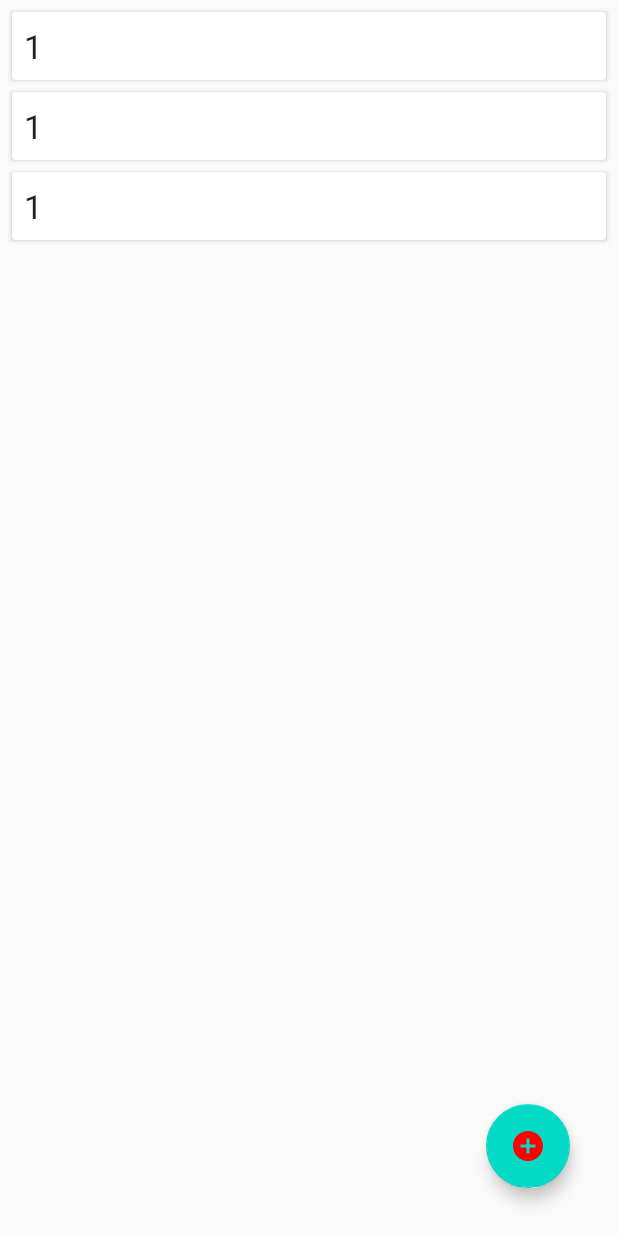
After one commit to KrikoSoft/base-for-android, an Android app: the layout activity_clients.xml on its own in the app's theme, with its tools: preview values and no code run, on a phone screen of 412 x 824 dp. The commit adds this screen. Run offline under Robolectric (Android 15) with nearby library versions, the phone set to English and light mode, and no system bars.

Commit message:
Clients Activity

```diff
--- /dev/null
+++ b/fit/app/src/main/res/drawable/ic_close_black_24dp.xml
@@ -0,0 +1,5 @@
+<vector android:height="24dp" android:tint="#FF0000"
+    android:viewportHeight="24.0" android:viewportWidth="24.0"
+    android:width="24dp" xmlns:android="http://schemas.android.com/apk/res/android">
+    <path android:fillColor="#FF000000" android:pathData="M19,6.41L17.59,5 12,10.59 6.41,5 5,6.41 10.59,12 5,17.59 6.41,19 12,13.41 17.59,19 19,17.59 13.41,12z"/>
+</vector>
--- /dev/null
+++ b/fit/app/src/main/res/drawable/ic_edit_black_24dp.xml
@@ -0,0 +1,5 @@
+<vector android:height="24dp" android:tint="#FF0000"
+    android:viewportHeight="24.0" android:viewportWidth="24.0"
+    android:width="24dp" xmlns:android="http://schemas.android.com/apk/res/android">
+    <path android:fillColor="#FF000000" android:pathData="M3,17.25V21h3.75L17.81,9.94l-3.75,-3.75L3,17.25zM20.71,7.04c0.39,-0.39 0.39,-1.02 0,-1.41l-2.34,-2.34c-0.39,-0.39 -1.02,-0.39 -1.41,0l-1.83,1.83 3.75,3.75 1.83,-1.83z"/>
+</vector>
--- /dev/null
+++ b/fit/app/src/main/res/drawable/ic_save_black_24dp.xml
@@ -0,0 +1,5 @@
+<vector android:height="24dp" android:tint="#FF0000"
+    android:viewportHeight="24.0" android:viewportWidth="24.0"
+    android:width="24dp" xmlns:android="http://schemas.android.com/apk/res/android">
+    <path android:fillColor="#FF000000" android:pathData="M17,3L5,3c-1.11,0 -2,0.9 -2,2v14c0,1.1 0.89,2 2,2h14c1.1,0 2,-0.9 2,-2L21,7l-4,-4zM12,19c-1.66,0 -3,-1.34 -3,-3s1.34,-3 3,-3 3,1.34 3,3 -1.34,3 -3,3zM15,9L5,9L5,5h10v4z"/>
+</vector>
--- /dev/null
+++ b/fit/app/src/main/res/drawable/icon_add.xml
@@ -0,0 +1,5 @@
+<vector android:height="24dp" android:tint="#FF0000"
+    android:viewportHeight="24.0" android:viewportWidth="24.0"
+    android:width="24dp" xmlns:android="http://schemas.android.com/apk/res/android">
+    <path android:fillColor="#FF000000" android:pathData="M12,2C6.48,2 2,6.48 2,12s4.48,10 10,10 10,-4.48 10,-10S17.52,2 12,2zM17,13h-4v4h-2v-4L7,13v-2h4L11,7h2v4h4v2z"/>
+</vector>
--- /dev/null
+++ b/fit/app/src/main/res/layout/activity_clients.xml
@@ -0,0 +1,23 @@
+<?xml version="1.0" encoding="utf-8"?>
+<androidx.coordinatorlayout.widget.CoordinatorLayout xmlns:android="http://schemas.android.com/apk/res/android"
+    xmlns:app="http://schemas.android.com/apk/res-auto"
+    xmlns:tools="http://schemas.android.com/tools"
+    android:layout_width="match_parent"
+    android:layout_height="match_parent"
+    tools:context=".activity.MainActivity">
+
+    <androidx.recyclerview.widget.RecyclerView
+        android:id="@+id/clients_recycler_view"
+        android:layout_width="match_parent"
+        android:layout_height="match_parent"
+        tools:listitem="@layout/client_item" />
+
+    <com.google.android.material.floatingactionbutton.FloatingActionButton
+        android:id="@+id/button_add_client"
+        android:layout_width="wrap_content"
+        android:layout_height="wrap_content"
+        android:layout_gravity="bottom|end"
+        android:layout_margin="32dp"
+        android:src="@drawable/icon_add" />
+
+</androidx.coordinatorlayout.widget.CoordinatorLayout>
--- a/fit/app/src/main/res/layout/activity_main.xml
+++ b/fit/app/src/main/res/layout/activity_main.xml
@@ -4,7 +4,7 @@
     xmlns:tools="http://schemas.android.com/tools"
     android:layout_width="match_parent"
     android:layout_height="match_parent"
-    tools:context=".MainActivity">
+    tools:context=".activity.MainActivity">
 
     <TextView
         android:layout_width="wrap_content"
--- /dev/null
+++ b/fit/app/src/main/res/layout/client_item.xml
@@ -0,0 +1,24 @@
+<?xml version="1.0" encoding="utf-8"?>
+<androidx.cardview.widget.CardView xmlns:android="http://schemas.android.com/apk/res/android"
+    android:layout_width="match_parent"
+    android:layout_height="wrap_content"
+    android:layout_marginStart="8dp"
+    android:layout_marginTop="8dp"
+    android:layout_marginEnd="8dp">
+
+    <RelativeLayout
+        android:layout_width="wrap_content"
+        android:layout_height="wrap_content"
+        android:padding="8dp">
+
+        <TextView
+            android:id="@+id/text_view_client_name"
+            android:layout_width="wrap_content"
+            android:layout_height="wrap_content"
+            android:layout_alignParentStart="true"
+            android:text="1"
+            android:textAppearance="@style/TextAppearance.AppCompat.Large" />
+
+    </RelativeLayout>
+
+</androidx.cardview.widget.CardView>
--- a/fit/build.gradle
+++ b/fit/build.gradle
@@ -8,8 +8,7 @@ buildscript {
 
     }
     dependencies {
-        classpath 'com.android.tools.build:gradle:3.6.0'
-
+        classpath 'com.android.tools.build:gradle:3.6.3'
 
         // NOTE: Do not place your application dependencies here; they belong
         // in the individual module build.gradle files
```
Also changed, not shown: fit/app/build.gradle (+16 -2 lines), fit/app/src/main/AndroidManifest.xml (+8 -1 lines), fit/app/src/main/java/com/example/fitappmobile/MainActivity.java (deleted, +0 -14 lines), fit/app/src/main/java/com/example/fitappmobile/activity/ClientsActivity.java (added, +44 -0 lines), fit/app/src/main/java/com/example/fitappmobile/activity/MainActivity.java (added, +20 -0 lines), fit/app/src/main/java/com/example/fitappmobile/adapter/ClientAdapter.java (added, +53 -0 lines), fit/app/src/main/java/com/example/fitappmobile/dao/ClientDao.java (added, +29 -0 lines), fit/app/src/main/java/com/example/fitappmobile/database/ClientDatabase.java (added, +55 -0 lines), fit/app/src/main/java/com/example/fitappmobile/java/Client.java (added, +48 -0 lines), fit/app/src/main/java/com/example/fitappmobile/repository/ClientRepository.java (added, +75 -0 lines), fit/app/src/main/java/com/example/fitappmobile/viewmodel/ClientViewModel.java (added, +41 -0 lines), fit/settings.gradle (line endings or trailing spaces).
